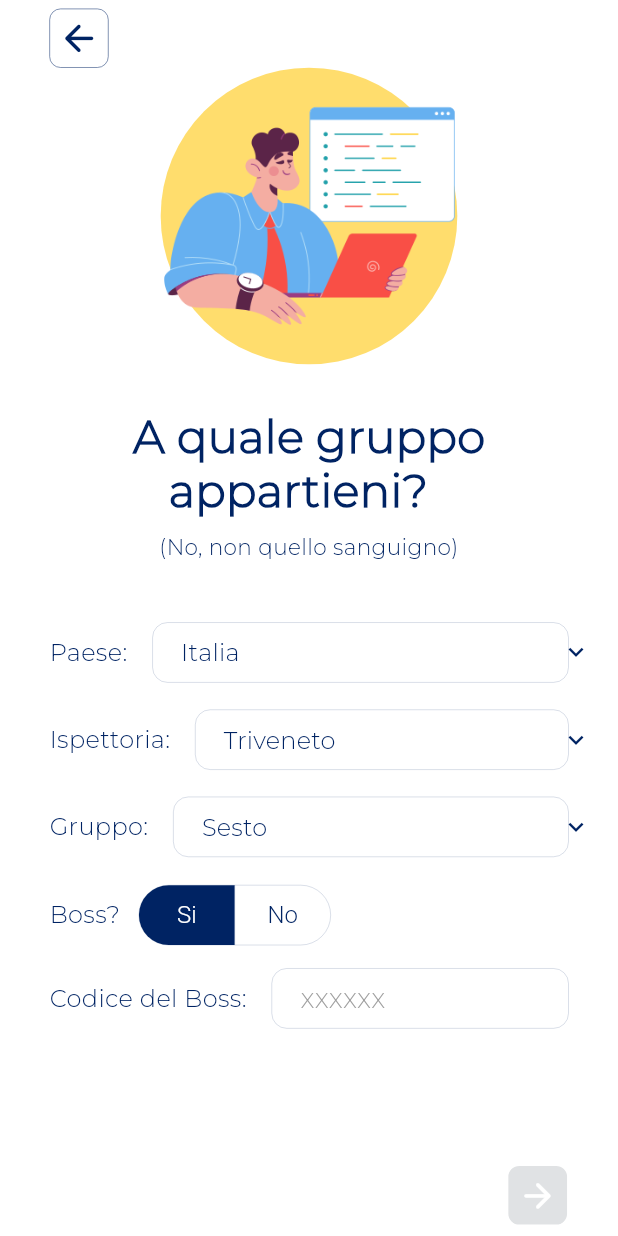
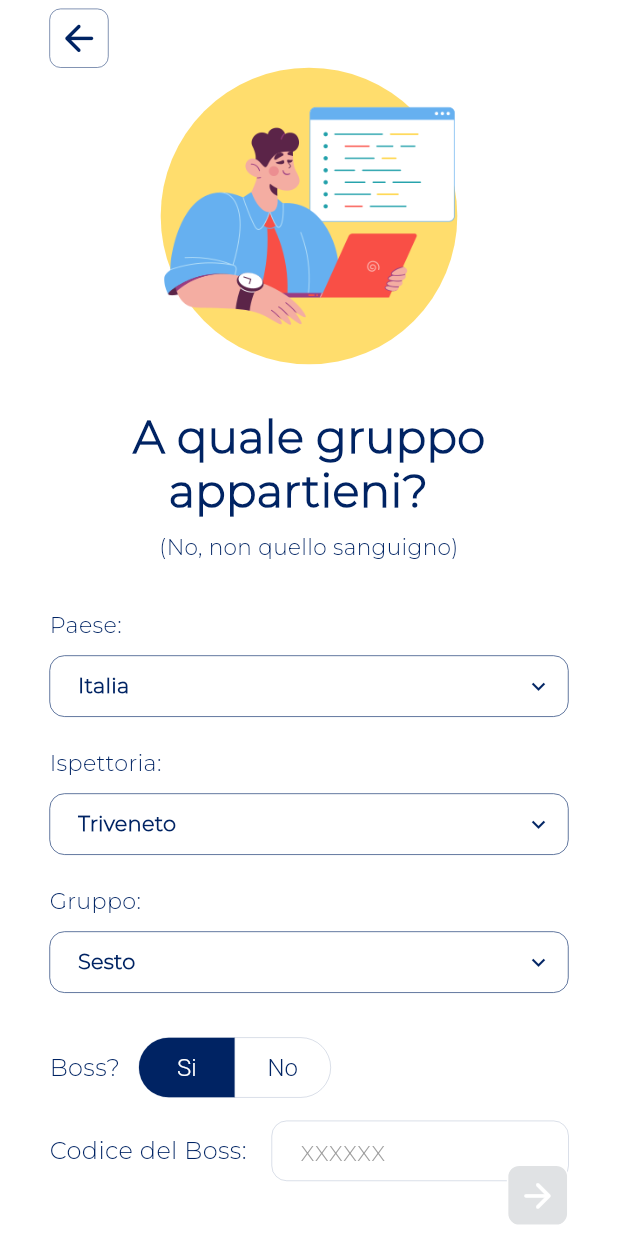
Before and after one commit to Geremia98/MGSApp, a Flutter app: the RegistrationScreen3 screen opened directly with empty values, on a phone screen of 412 x 824 dp. Run offline on Flutter 3.47's test engine with Material 3 defaults, Android fonts, the phone set to English and light mode, and no system bars; our stand-ins replace cloud_firestore, cloud_functions, dotted_border, firebase_auth, firebase_core, firebase_storage and 4 more; missing offline and left inert: dart:ffi, flutter_stripe; accounts and stored records are empty; project files that could hold a hidden picture were left out.

```diff
--- a/lib/screens/registration_screens/registration_screen3.dart
+++ b/lib/screens/registration_screens/registration_screen3.dart
@@ -8,6 +8,7 @@ import 'package:mgs_app2/widgets/personal_page_widgets/my_squared_icon_button.da
 import 'package:mgs_app2/widgets/personal_page_widgets/selector_for_personal_screen.dart';
 import 'package:mgs_app2/widgets/personal_page_widgets/text_form_field_for_personal_screen.dart';
 import 'package:mgs_app2/widgets/registration_screens_widgets/my_segmented_button.dart';
+import 'package:mgs_app2/widgets/selector.dart';
 
 import '../../utilities/constants_strings.dart';
 import '../../widgets/font.dart';
@@ -126,7 +127,7 @@ class _RegistrationScreen3State extends State<RegistrationScreen3> {
                     const SizedBox(
                       height: 30,
                     ),
-                    SelectorForPersonalScreen(
+                    SelectorStyle(
                       isEnable: true,
                       constantDropDownCountryList,
                       controller.country,
@@ -134,7 +135,8 @@ class _RegistrationScreen3State extends State<RegistrationScreen3> {
                           controller.setCountry(value),
                       title: 'Paese: ',
                     ),
-                    SelectorForPersonalScreen(
+                    SizedBox(height: 20),
+                    SelectorStyle(
                       isEnable: true,
                       constantDropDownIspettoriaList,
                       controller.ispettoria,
@@ -142,7 +144,8 @@ class _RegistrationScreen3State extends State<RegistrationScreen3> {
                           {controller.setIspettoria(value)},
                       title: 'Ispettoria: ',
                     ),
-                    SelectorForPersonalScreen(
+                    SizedBox(height: 20),
+                    SelectorStyle(
                       isEnable: true,
                       constantDropDownGroupList,
                       controller.group,
@@ -150,6 +153,7 @@ class _RegistrationScreen3State extends State<RegistrationScreen3> {
                           controller.setGroup(value),
                       title: 'Gruppo: ',
                     ),
+                    SizedBox(height: 20),
                     MySegmentedButton(
                       isEnable: true,
                       leftString: 'Si',
@@ -193,7 +197,6 @@ class _RegistrationScreen3State extends State<RegistrationScreen3> {
                       icon: Icons.arrow_forward_rounded,
                       isEnable: !_isDisabled,
                       onTap: () {
-
                         if (_selectedBoss.first == true) {
                           Navigator.push(
                             context,
@@ -209,13 +212,11 @@ class _RegistrationScreen3State extends State<RegistrationScreen3> {
                         Navigator.push(
                           context,
                           MaterialPageRoute(
-                            builder: (context) =>
-                                RegistrationScreen4(
+                              builder: (context) => RegistrationScreen4(
                                     controller: controller,
                                   )),
                         );
-                    }
-                  ))
+                      }))
             ],
           ),
         ),
```
Also changed, not shown: lib/screens/registration_screens/bank_data_registration_screen.dart (+15 -2 lines), lib/screens/registration_screens/registration_controller.dart (+32 -35 lines). Lines whose indentation alone changed are shown as unchanged.
